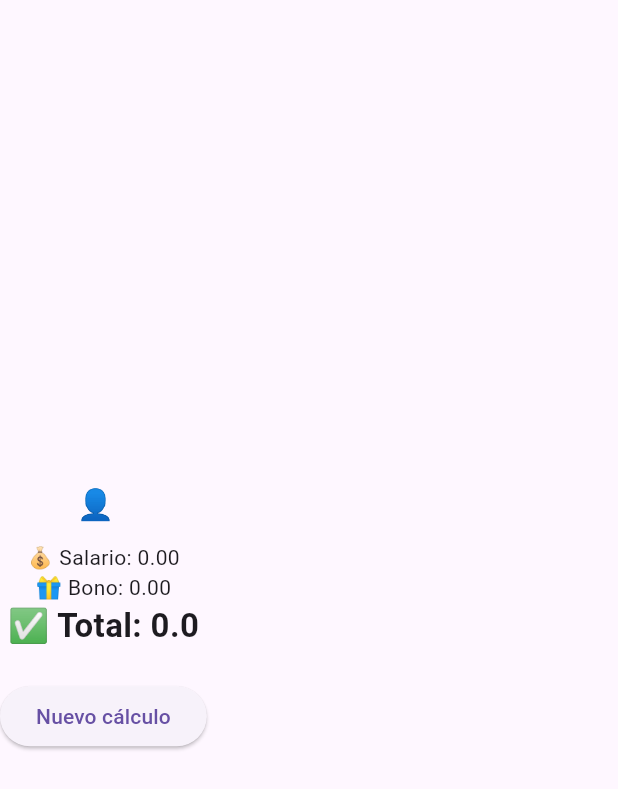
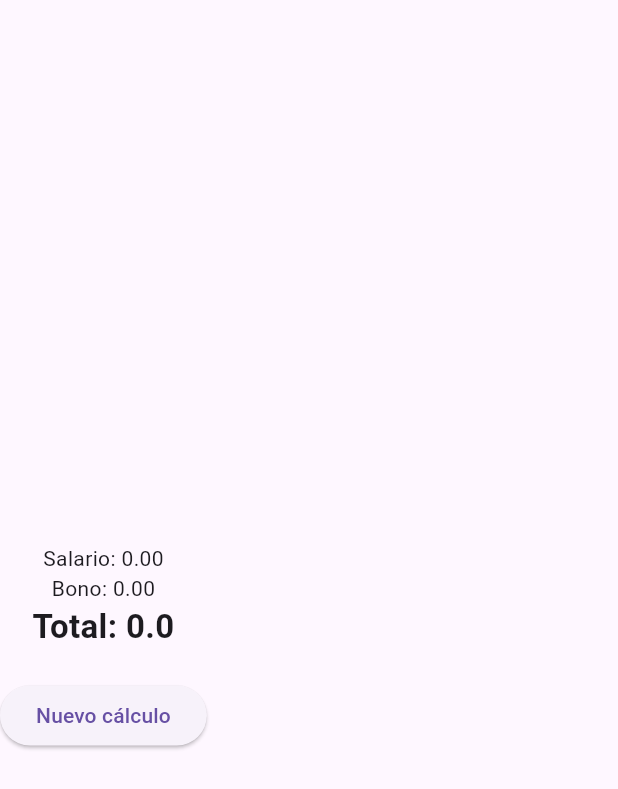
Before and after one commit to Juanrhec904/cubit, a Flutter app: the SalarioView widget shown alone on an empty page, opened directly with empty values, on a phone screen of 412 x 824 dp. Shown: the top 789 px of the screen. Run offline on Flutter 3.47's test engine with Material 3 defaults, Android fonts, the phone set to English and light mode, and no system bars; our stand-ins replace bloc, equatable, flutter_bloc.

```diff
--- a/form/lib/Presentation/salario_view.dart
+++ b/form/lib/Presentation/salario_view.dart
@@ -19,12 +19,12 @@ class SalarioView extends StatelessWidget {
     return Column(
       mainAxisAlignment: MainAxisAlignment.center,
       children: [
-        Text("👤 ${usuario.nombre} ${usuario.apellido}",
+        Text("${usuario.nombre} ${usuario.apellido}",
             style: const TextStyle(fontSize: 20)),
         const SizedBox(height: 10),
-        Text("💰 Salario: ${usuario.salario.toStringAsFixed(2)}"),
-        Text("🎁 Bono: ${usuario.bono.toStringAsFixed(2)}"),
-        Text("✅ Total: $total",
+        Text("Salario: ${usuario.salario.toStringAsFixed(2)}"),
+        Text("Bono: ${usuario.bono.toStringAsFixed(2)}"),
+        Text("Total: $total",
             style: const TextStyle(
                 fontSize: 22, fontWeight: FontWeight.bold)),
         const SizedBox(height: 20),
--- a/form/lib/bloc/Formulario_state.dart
+++ b/form/lib/bloc/Formulario_state.dart
@@ -1,29 +1,30 @@
 part of 'formulario_bloc.dart';
 
-sealed class FormularioState extends Equatable {
+abstract class FormularioState extends Equatable {
   const FormularioState();
 
   @override
   List<Object?> get props => [];
 }
 
-final class FormularioInitial extends FormularioState {}
+class FormularioInitial extends FormularioState {}
 
-final class FormularioLoading extends FormularioState {}
+class FormularioLoading extends FormularioState {}
 
-final class FormularioSuccess extends FormularioState {
+class FormularioSuccess extends FormularioState {
   final Usuario usuario;
-  final double total;
-  const FormularioSuccess(this.usuario,this.total);
+
+  const FormularioSuccess(this.usuario);
 
   @override
-  List<Object?> get props => [total];
+  List<Object?> get props => [usuario];
 }
 
-final class FormularioFailure extends FormularioState {
-  final String error;
-  const FormularioFailure(this.error);
+class FormularioFailure extends FormularioState {
+  final String mensaje;
+
+  const FormularioFailure(this.mensaje);
 
   @override
-  List<Object?> get props => [error];
+  List<Object?> get props => [mensaje];
 }
--- a/form/lib/main.dart
+++ b/form/lib/main.dart
@@ -6,7 +6,7 @@ import 'Presentation/form_view.dart';
 import 'services/api.dart';
 
 void main() {
-  runApp(const MyApp());
+  runApp(MyApp());
 }
 
 class MyApp extends StatelessWidget {
```
Also changed, not shown: form/lib/Presentation/form_view.dart (+6 -3 lines), form/lib/bloc/Formulario_bloc.dart (+24 -12 lines), form/lib/services/api.dart (+15 -6 lines).
